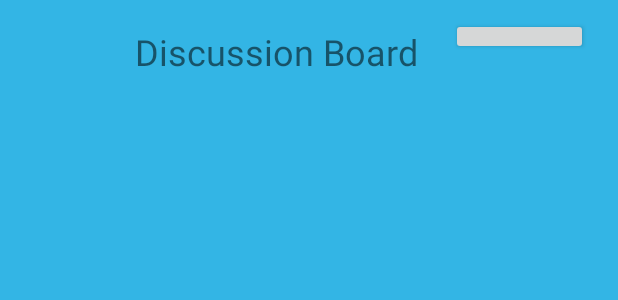
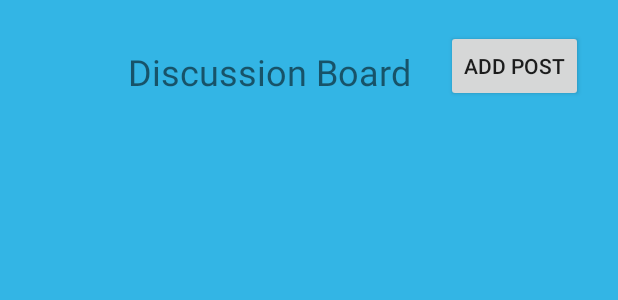
Before and after one commit to kimberlyeslami/AlumnGuide, an Android app: the layout fragment_forum.xml on its own in the app's theme, with its tools: preview values and no code run, on a phone screen of 412 x 824 dp. Shown: the top 300 px of the screen. Run offline under Robolectric (Android 15) with nearby library versions, the phone set to English and light mode, and no system bars.

```diff
--- a/app/src/main/java/com/example/alumnguide/AddPostActivity.java
+++ b/app/src/main/java/com/example/alumnguide/AddPostActivity.java
@@ -18,6 +18,7 @@ import android.net.Uri;
 import android.os.Bundle;
 import android.provider.MediaStore;
 import android.text.TextUtils;
+import android.util.Log;
 import android.view.Menu;
 import android.view.View;
 import android.widget.Button;
@@ -36,6 +37,7 @@ import com.google.firebase.database.DatabaseReference;
 import com.google.firebase.database.FirebaseDatabase;
 import com.google.firebase.database.Query;
 import com.google.firebase.database.ValueEventListener;
+import com.google.firebase.firestore.DocumentReference;
 import com.google.firebase.firestore.FirebaseFirestore;
 import com.google.firebase.storage.FirebaseStorage;
 import com.google.firebase.storage.StorageReference;
@@ -98,7 +100,7 @@ public class AddPostActivity extends AppCompatActivity {
 
         actionBar.setSubtitle(email);
 
-        userDbref = FirebaseDatabase.getInstance().getReference("Users");
+        userDbref = FirebaseDatabase.getInstance().getReference("users");
         Query query = userDbref.orderByChild("email").equalTo(email);
         query.addValueEventListener(new ValueEventListener() {
             @Override
--- a/app/src/main/java/com/example/alumnguide/ForumFragment.java
+++ b/app/src/main/java/com/example/alumnguide/ForumFragment.java
@@ -20,13 +20,14 @@ public class ForumFragment extends Fragment {
     @Nullable
     @Override
     public View onCreateView(@NonNull LayoutInflater inflater, @Nullable ViewGroup container, @Nullable Bundle savedInstanceState) {
-        View view = inflater.inflate(R.layout.fragment_forum, container, false);
+        View view = inflater.inflate(R.layout.fragment_forum,container,false);
+
         addPost = view.findViewById(R.id.addPost_btn);
         addPost.setOnClickListener(new View.OnClickListener() {
             @Override
             public void onClick(View v) {
                 startActivity(new Intent(getActivity(),AddPostActivity.class));
-                Toast.makeText(getActivity(),"Add a post", Toast.LENGTH_SHORT).show();
+                Toast.makeText(getActivity(),"Add Post", Toast.LENGTH_SHORT).show();
             }
         });
         return view;
--- a/app/src/main/java/com/example/alumnguide/ProfileFragment.java
+++ b/app/src/main/java/com/example/alumnguide/ProfileFragment.java
@@ -21,7 +21,6 @@ public class ProfileFragment extends Fragment {
     public View onCreateView(@NonNull LayoutInflater inflater, @Nullable ViewGroup container, @Nullable Bundle savedInstanceState) {
         View view = inflater.inflate(R.layout.fragment_profile,container,false);
 
-
         signout = view.findViewById(R.id.signout_btn);
         signout.setOnClickListener(new View.OnClickListener() {
             @Override
@@ -31,8 +30,6 @@ public class ProfileFragment extends Fragment {
                 Toast.makeText(getActivity(),"Signed out", Toast.LENGTH_SHORT).show();
             }
         });
-
-
         return view;
     }
 
--- a/app/src/main/res/layout/fragment_forum.xml
+++ b/app/src/main/res/layout/fragment_forum.xml
@@ -3,10 +3,17 @@
     android:layout_width="match_parent" android:layout_height="match_parent"
     android:background="@android:color/holo_blue_light">
 
-    <androidx.recyclerview.widget.RecyclerView
-        android:id="@+id/postsRecyclerView"
-        android:layout_width="match_parent"
-        android:layout_height="match_parent" />
+    <TextView
+        android:id="@+id/textView3"
+        android:layout_width="wrap_content"
+        android:layout_height="wrap_content"
+        android:layout_alignParentStart="true"
+        android:layout_alignParentTop="true"
+        android:layout_centerHorizontal="true"
+        android:layout_marginStart="85dp"
+        android:layout_marginTop="31dp"
+        android:text="Discussion Board"
+        android:textSize="24sp" />
 
     <Button
         android:id="@+id/addPost_btn"
@@ -14,22 +21,9 @@
         android:layout_height="wrap_content"
         android:layout_alignParentTop="true"
         android:layout_alignParentEnd="true"
-        android:layout_alignParentBottom="true"
         android:layout_centerHorizontal="true"
-        android:layout_marginTop="12dp"
-        android:layout_marginEnd="20dp"
-        android:layout_marginBottom="787dp"
+        android:layout_marginTop="20dp"
+        android:layout_marginEnd="23dp"
         android:text="Add Post" />
 
-    <TextView
-        android:id="@+id/textView"
-        android:layout_width="wrap_content"
-        android:layout_height="wrap_content"
-        android:layout_alignParentStart="true"
-        android:layout_alignParentTop="true"
-        android:layout_marginStart="90dp"
-        android:layout_marginTop="18dp"
-        android:text="Discussion Board"
-        android:textSize="24sp" />
-
 </RelativeLayout>
```
